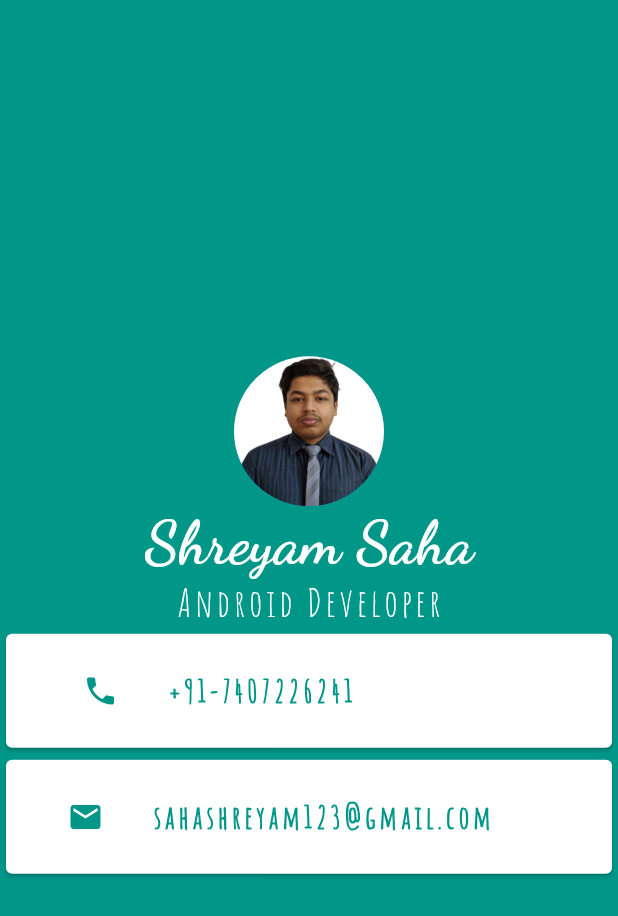
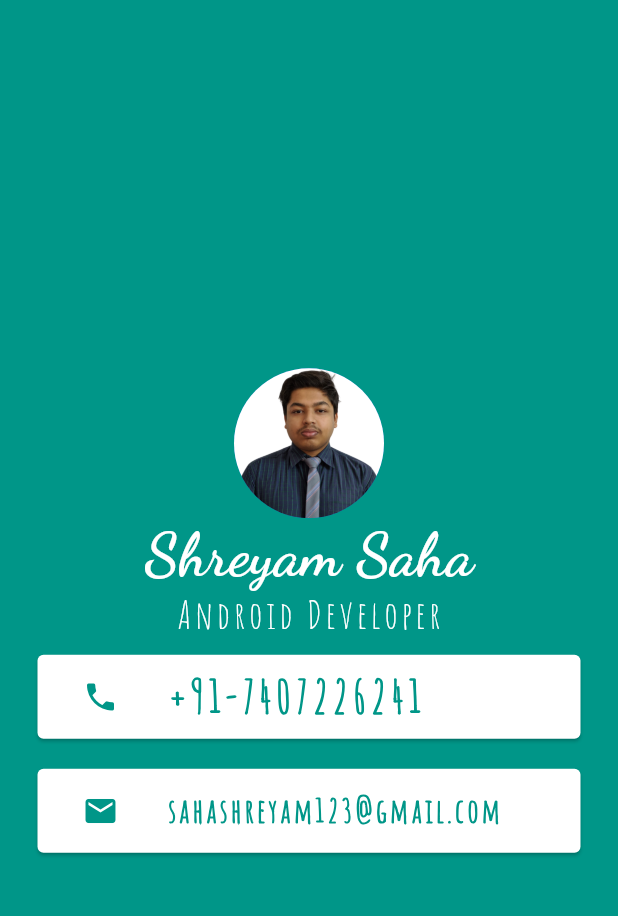
Before and after one commit to Shreyam-Saha/My_Card_App, a Flutter app: the screen it shows after launch, on a phone screen of 412 x 824 dp. Shown: the top 916 px of the screen. Run offline on Flutter 3.47's test engine with Material 2 defaults, Android fonts, the phone set to English and light mode, and no system bars.

Commit message:
My 2nd Application that I made as part of my course. It's a simple app that displays the information of myself. This is done to simply to learn various types of Widgets.

```diff
--- a/lib/main.dart
+++ b/lib/main.dart
@@ -39,11 +39,10 @@ class MyApp extends StatelessWidget {
                 ),
               ),
               Card(
-                child: Container(
-                  margin:
-                      EdgeInsets.symmetric(vertical: 10.0, horizontal: 25.0),
-                  padding: EdgeInsets.fromLTRB(10.0, 0, 0, 0.0),
-                  child: ListTile(
+                margin: EdgeInsets.symmetric(vertical: 10.0, horizontal: 25.0),
+                child:ListTile(
+
+                    contentPadding: EdgeInsets.fromLTRB(30.0, 0, 10.0, 0.0),
                     leading: Icon(
                       Icons.phone,
                       color: Colors.teal,
@@ -51,22 +50,25 @@ class MyApp extends StatelessWidget {
                     title: Text(
                       '+91-7407226241',
                       style: TextStyle(
+
                         fontFamily: 'AmaticSC',
-                        fontSize: 21,
+                        fontSize: 30,
                         color: Colors.teal,
                         fontWeight: FontWeight.bold,
-                        letterSpacing: 2.5,
+                        letterSpacing: 3,
                       ),
                     ),
                   ),
                 ),
-              ),
               Card(
-                color: Colors.white,
-                child: Container(
-                  margin:
-                      EdgeInsets.symmetric(vertical: 10.0, horizontal: 25.0),
-                  child:ListTile(
+
+                margin:
+                EdgeInsets.symmetric(vertical: 10.0, horizontal: 25.0),
+
+                child: ListTile(
+                  contentPadding: EdgeInsets.fromLTRB(30.0, 0, 0, 0.0),
+
+
                     leading: Icon(
                         Icons.email,
                         color: Colors.teal,
@@ -75,15 +77,15 @@ class MyApp extends StatelessWidget {
                         'sahashreyam123@gmail.com',
                         style: TextStyle(
                           fontFamily: 'AmaticSC',
-                          fontSize: 21,
+                          fontSize: 22,
                           fontWeight: FontWeight.bold,
                           color: Colors.teal,
-                          letterSpacing: 2.5,
+                          letterSpacing: 2,
                         ),
                       ),
                   ),
                 ),
-              ),
+
             ],
           ),
 
```
Also changed, not shown: 2 other files.
